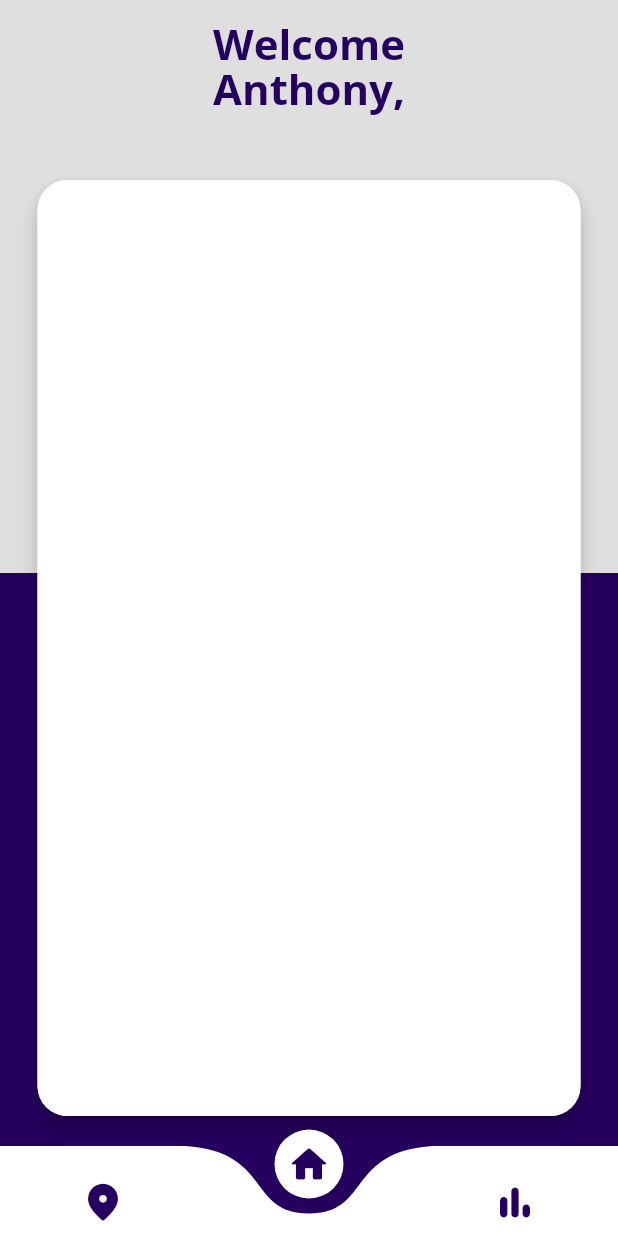
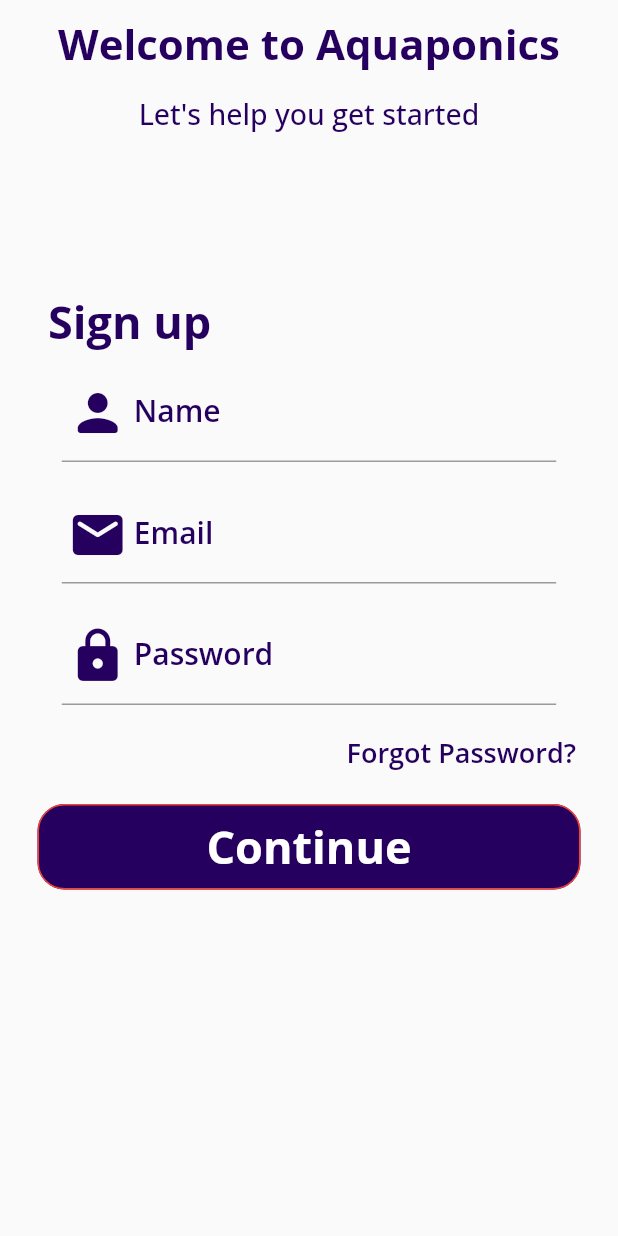
Before and after one commit to anthonyarinze/Aquaponics, a Flutter app: the screen it shows after launch, on a phone screen of 412 x 824 dp. Run offline on Flutter 3.47's test engine with Material 2 defaults, Android fonts, the phone set to English and light mode, and no system bars; drawn by our look-alikes of curved_navigation_bar; our stand-ins replace firebase_auth, firebase_core, google_fonts, jiffy; accounts and stored records are empty.

Commit message:
Added Signup Screen

```diff
--- a/lib/main.dart
+++ b/lib/main.dart
@@ -1,11 +1,11 @@
-import 'package:aquaponics/pages/home.dart';
-import 'package:aquaponics/pages/location.dart';
-import 'package:aquaponics/pages/model.dart';
-import 'package:curved_navigation_bar/curved_navigation_bar.dart';
+import 'package:aquaponics/pages/signup.dart';
 import 'package:flutter/material.dart';
 import 'package:google_fonts/google_fonts.dart';
+import 'package:firebase_core/firebase_core.dart';
 
-void main() {
+void main() async {
+  WidgetsFlutterBinding.ensureInitialized();
+  await Firebase.initializeApp();
   runApp(const MyApp());
 }
 
@@ -17,25 +17,9 @@ class MyApp extends StatefulWidget {
 }
 
 class _MyAppState extends State<MyApp> {
-  int index = 1;
-
   // This widget is the root of your application.
   @override
   Widget build(BuildContext context) {
-    //List of screens
-    final screens = [
-      const Location(),
-      const Home(),
-      const Model(),
-    ];
-
-    //List of icons in the bottom nav bar.
-    final items = <Widget>[
-      const Icon(Icons.location_on_rounded, size: 30, color: Color(0xFF26005f)),
-      const Icon(Icons.home_rounded, size: 30, color: Color(0xFF26005f)),
-      const Icon(Icons.bar_chart_rounded, size: 30, color: Color(0xFF26005f)),
-    ];
-
     return MaterialApp(
       debugShowCheckedModeBanner: false,
       theme: ThemeData(
@@ -43,6 +27,8 @@ class _MyAppState extends State<MyApp> {
         textTheme: GoogleFonts.openSansTextTheme().copyWith(
           headline1: GoogleFonts.candal(),
         ),
+        colorScheme:
+            ThemeData().colorScheme.copyWith(primary: const Color(0xFF26005f)),
       ),
       title: 'Aquaponics',
       home: SafeArea(
@@ -168,15 +154,8 @@ class _MyAppState extends State<MyApp> {
               ],
             ),
           ),
-          bottomNavigationBar: CurvedNavigationBar(
-            items: items,
-            index: index,
-            height: 60,
-            onTap: (index) => setState(() => this.index = index),
-            backgroundColor: const Color(0xFF26005f),
-            animationDuration: const Duration(milliseconds: 300),
-          ),
-          body: screens[index],
+          //body: screens[index],
+          body: const SignUp(),
         ),
       ),
     );
--- /dev/null
+++ b/lib/pages/signup.dart
@@ -0,0 +1,187 @@
+// ignore_for_file: public_member_api_docs, sort_constructors_first
+import 'package:aquaponics/pages/reset_password.dart';
+import 'package:flutter/material.dart';
+
+class SignUp extends StatefulWidget {
+  const SignUp({Key? key}) : super(key: key);
+
+  @override
+  State<SignUp> createState() => _SignUpState();
+}
+
+class _SignUpState extends State<SignUp> {
+  @override
+  Widget build(BuildContext context) {
+    return SafeArea(
+      child: Scaffold(
+        resizeToAvoidBottomInset: false,
+        body: SingleChildScrollView(
+          scrollDirection: Axis.vertical,
+          child: Column(
+            children: [
+              const Align(
+                alignment: Alignment.topCenter,
+                child: Padding(
+                  padding: EdgeInsets.all(10.0),
+                  child: Text(
+                    "Welcome to Aquaponics",
+                    overflow: TextOverflow.ellipsis,
+                    style: TextStyle(
+                      fontSize: 28,
+                      color: Color(0xFF26005f),
+                      fontWeight: FontWeight.bold,
+                    ),
+                  ),
+                ),
+              ),
+              const Align(
+                alignment: Alignment.topCenter,
+                child: Padding(
+                  padding: EdgeInsets.all(5.0),
+                  child: Text(
+                    "Let's help you get started",
+                    overflow: TextOverflow.ellipsis,
+                    style: TextStyle(
+                      fontSize: 19,
+                      color: Color(0xFF26005f),
+                      fontWeight: FontWeight.w500,
+                    ),
+                  ),
+                ),
+              ),
+              const SizedBox(height: 40),
+              const Align(
+                child: Padding(
+                  padding: EdgeInsets.fromLTRB(32, 60, 0, 0),
+                  child: Text(
+                    "Sign up",
+                    style: TextStyle(
+                      fontSize: 30,
+                      color: Color(0xFF26005f),
+                      fontWeight: FontWeight.bold,
+                    ),
+                  ),
+                ),
+                alignment: Alignment.centerLeft,
+              ),
+              const BuildTextField(
+                hintText: "Enter your full name",
+                labelText: "Name",
+                icon: Icons.person_rounded,
+                obscureText: false,
+              ),
+              const BuildTextField(
+                hintText: "Enter your email address",
+                labelText: "Email",
+                icon: Icons.email_rounded,
+                obscureText: false,
+              ),
+              const BuildTextField(
+                hintText: "Create a password",
+                labelText: "Password",
+                icon: Icons.lock_rounded,
+                obscureText: true,
+              ),
+              TextButton(
+                onPressed: () {
+                  Navigator.push(
+                    context,
+                    MaterialPageRoute(
+                      builder: (context) => const ResetPassword(),
+                    ),
+                  );
+                },
+                child: const Align(
+                  alignment: Alignment.centerRight,
+                  child: Padding(
+                    padding: EdgeInsets.fromLTRB(0, 0, 20, 0),
+                    child: Text(
+                      "Forgot Password?",
+                      style: TextStyle(
+                        color: Color(0xFF26005f),
+                        fontSize: 18,
+                        fontWeight: FontWeight.w600,
+                      ),
+                    ),
+                  ),
+                ),
+              ),
+              Padding(
+                padding: const EdgeInsets.fromLTRB(25, 10, 25, 0),
+                child: SizedBox(
+                  width: MediaQuery.of(context).size.width,
+                  child: TextButton(
+                    onPressed: () {
+                      var testing = "testing";
+                    },
+                    child: const Text(
+                      "Continue",
+                      style: TextStyle(
+                        fontSize: 30,
+                        color: Colors.white,
+                        fontWeight: FontWeight.bold,
+                      ),
+                    ),
+                    style: ButtonStyle(
+                        backgroundColor: MaterialStateProperty.all(
+                          const Color(0xFF26005f),
+                        ),
+                        shape:
+                            MaterialStateProperty.all<RoundedRectangleBorder>(
+                                RoundedRectangleBorder(
+                                    borderRadius: BorderRadius.circular(18.0),
+                                    side:
+                                        const BorderSide(color: Colors.red)))),
+                  ),
+                ),
+              ),
+            ],
+          ),
+        ),
+      ),
+    );
+  }
+}
+
+class BuildTextField extends StatelessWidget {
+  final String hintText;
+  final IconData icon;
+  final String labelText;
+  final bool obscureText;
+
+  const BuildTextField({
+    Key? key,
+    required this.hintText,
+    required this.icon,
+    required this.labelText,
+    required this.obscureText,
+  }) : super(key: key);
+
+  @override
+  Widget build(BuildContext context) {
+    return Padding(
+      padding: const EdgeInsets.all(8.0),
+      child: SizedBox(
+        width: MediaQuery.of(context).size.width * 0.8,
+        child: TextField(
+          autocorrect: false,
+          obscureText: obscureText,
+          decoration: InputDecoration(
+            labelText: labelText,
+            labelStyle: const TextStyle(
+              fontSize: 20,
+              color: Color(0xFF26005f),
+              fontWeight: FontWeight.w600,
+            ),
+            hintText: hintText,
+            prefixIcon: Icon(
+              icon,
+              color: const Color(0xFF26005f),
+              size: 40,
+            ),
+          ),
+        ),
+      ),
+    );
+  }
+}
--- a/pubspec.yaml
+++ b/pubspec.yaml
@@ -37,7 +37,9 @@ dependencies:
   google_fonts: ^3.0.1
   http: ^0.13.4
   curved_navigation_bar: ^1.0.3
-  flutter_slider_drawer: ^2.1.1
+  jiffy: ^5.0.0
+  firebase_core: ^1.18.0
+  firebase_auth: ^3.4.1
 
 dev_dependencies:
   flutter_test:
```
Also changed, not shown: lib/pages/location.dart (+44 -1 lines), lib/pages/login.dart (added, +15 -0 lines), lib/pages/master.dart (added, +45 -0 lines), lib/pages/reset_password.dart (added, +132 -0 lines), lib/firebase_options.dart (added), pubspec.lock, 2 other files.
